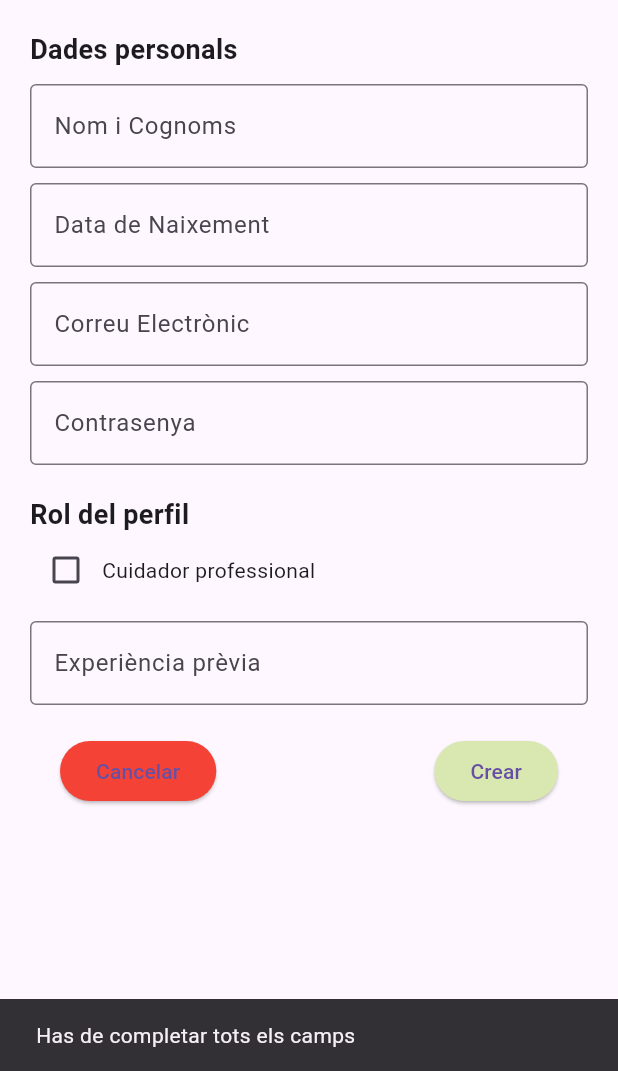
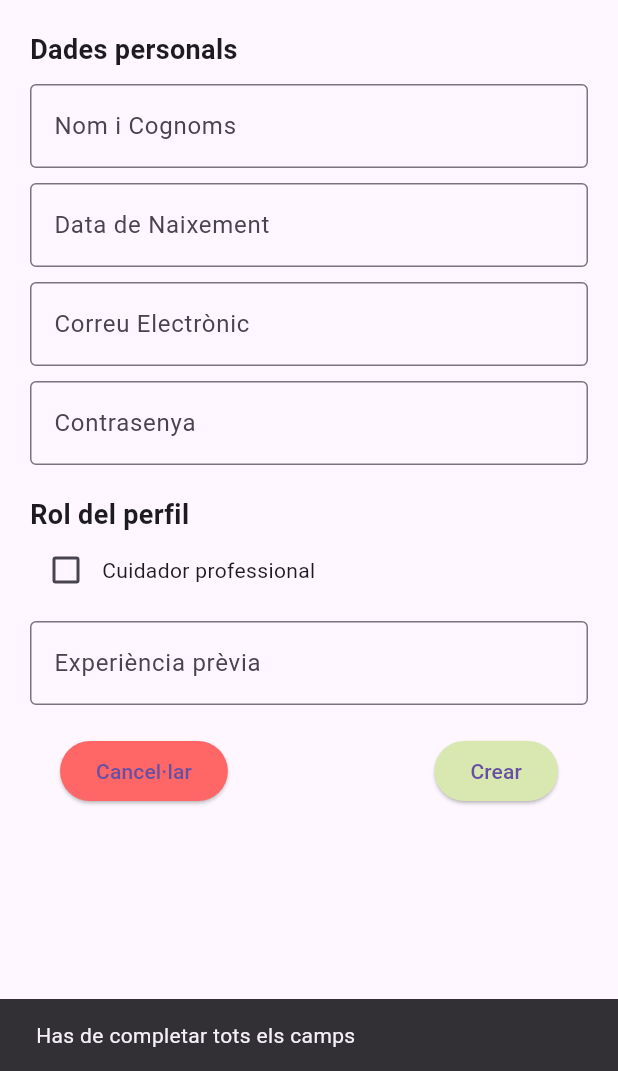
Before and after one commit to gisebel/NestCure, a Flutter app: the RegisterPage screen opened directly, after a tap on "Crear", on a phone screen of 412 x 824 dp, the part 165-1236 px from its top. Run offline on Flutter 3.47's test engine with Material 3 defaults, Android fonts, the light colour scheme and no system bars.

Commit message:
Comprovar correu usuaris quan es registren

```diff
--- a/lib/sign_in.dart
+++ b/lib/sign_in.dart
@@ -33,6 +33,8 @@ class _RegisterPageState extends State<RegisterPage> {
 
   DateTime? _selectedDate;
   bool _esCuidadorPersonal = false;
+  // Lista de correos electrónicos registrados
+  List<String> _registeredEmails = [];
 
   Future<void> _selectDate(BuildContext context) async {
     final DateTime? picked = await showDatePicker(
@@ -158,9 +160,9 @@ class _RegisterPageState extends State<RegisterPage> {
                       Navigator.pop(context);
                     },
                     style: ElevatedButton.styleFrom(
-                      backgroundColor: Colors.red,
+                      backgroundColor: Color.fromRGBO(255, 102, 102, 1),
                     ),
-                    child: Text('Cancelar'),
+                    child: Text('Cancel·lar'),
                   ),
                   ElevatedButton(
                     onPressed: () {
@@ -171,12 +173,21 @@ class _RegisterPageState extends State<RegisterPage> {
                       String experienciaPrevia = _experienciaPreviaController.text;
                       bool esCuidadorPersonal = _esCuidadorPersonal;
 
-                      if (nomCognoms.isNotEmpty &&
+                      if (_registeredEmails.contains(correu)) {
+                        ScaffoldMessenger.of(context).showSnackBar(
+                          SnackBar(content: Text('Aquest correu electrònic ja està registrat')),
+                        );
+                      } else if (nomCognoms.isNotEmpty &&
                           dataNaixement != null &&
                           correu.isNotEmpty &&
                           contrasena.isNotEmpty) {
+                        _registeredEmails.add(correu);
+
                         print(
                             'Registre correcte: $nomCognoms, $dataNaixement, $correu, $esCuidadorPersonal, $experienciaPrevia');
+                        ScaffoldMessenger.of(context).showSnackBar(
+                          SnackBar(content: Text('Usuari registrat correctament')),
+                        );
                       } else {
                         ScaffoldMessenger.of(context).showSnackBar(
                           SnackBar(content: Text('Has de completar tots els camps')),
--- /dev/null
+++ b/lib/usuari.dart
@@ -0,0 +1,32 @@
+class Usuari {
+  final String nomCognoms;
+  final DateTime dataNaixement;
+  final String correu;
+  final String contrasena;
+  final bool esCuidadorPersonal;
+  final String descripcio;
+
+  Usuari({
+    required this.nomCognoms,
+    required this.dataNaixement,
+    required this.correu,
+    required this.contrasena,
+    required this.esCuidadorPersonal,
+    required this.descripcio,
+  });
+
+  // Verificar si un correo electrónico ya está registrado
+  static bool isEmailRegistered(String email, List<Usuari> usuarios) {
+    return usuarios.any((usuari) => usuari.correu == email);
+  }
+}
+
+// Usuario hardcodeado
+final Usuari usuariHardcodeado = Usuari(
+  nomCognoms: 'Gisela Beltran',
+  dataNaixement: DateTime(2002, 5, 31),
+  correu: 'gisela@suara.com',
+  contrasena: '12345',
+  esCuidadorPersonal: false,
+  descripcio: 'Usuari hardcodeado',
+);
```
Also changed, not shown: lib/login.dart (+2 -29 lines).
